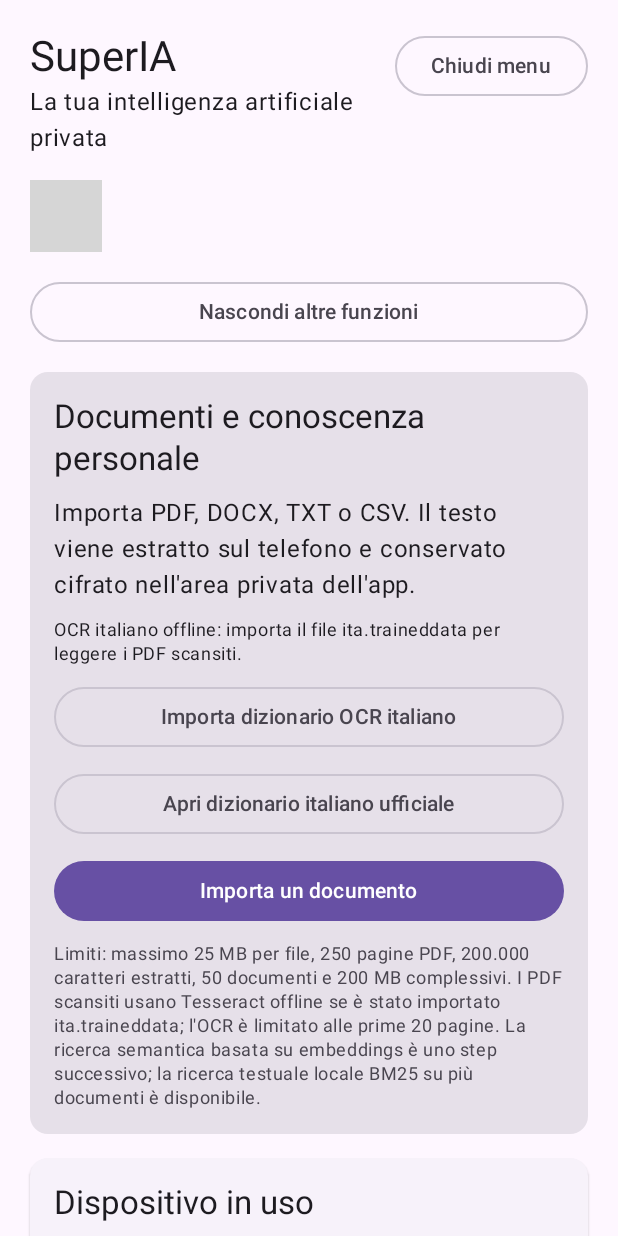
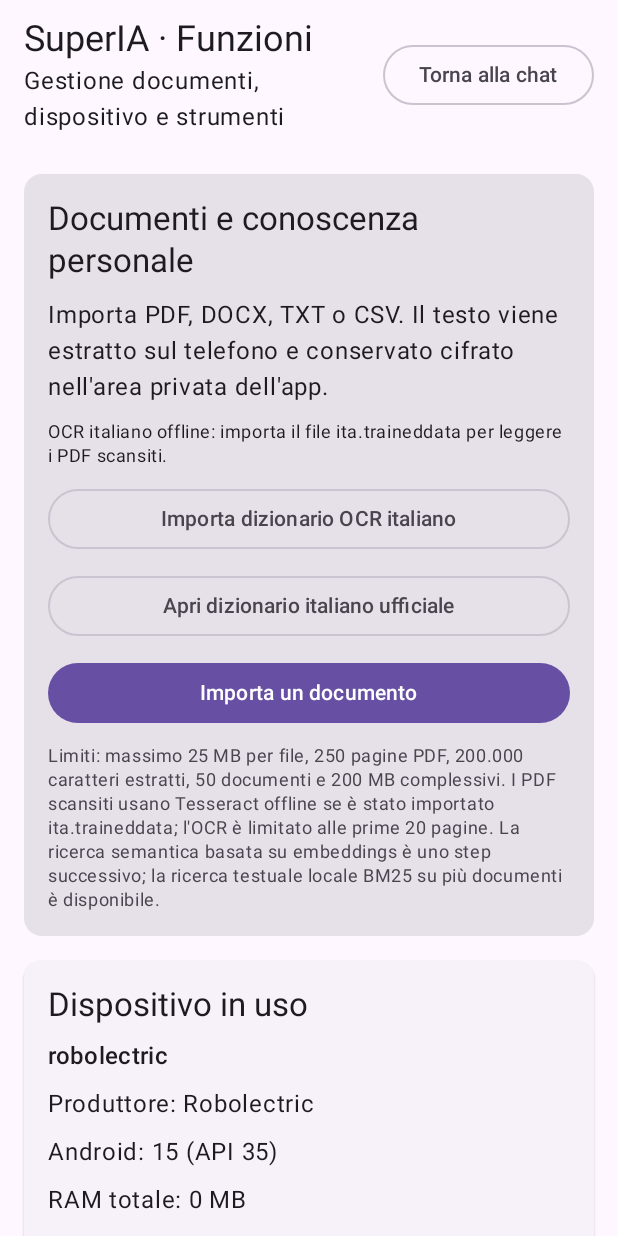
Before and after one commit to damianoavvocato-star/SuperIA, an Android app built with Jetpack Compose: the screen it shows after launch (MainActivity), after a tap on "Menu", on a phone screen of 412 x 824 dp. Run offline under Robolectric (Android 15) with nearby library versions, the phone set to English and light mode, and no system bars; libraries missing offline, so code that uses them is left out: com.google.ai.edge, com.googlecode.tesseract, com.tom_roush.pdfbox; pictures from the network do not load; 6 statements that could not run were skipped; grey boxes are pictures that could not be loaded.

Commit message:
Make the chat the primary full-screen home view

```diff
--- a/android/app/src/main/java/it/superiaprivata/app/MainActivity.kt
+++ b/android/app/src/main/java/it/superiaprivata/app/MainActivity.kt
@@ -9,6 +9,7 @@ import androidx.compose.foundation.layout.*
 import androidx.compose.foundation.lazy.LazyColumn
 import androidx.compose.material3.*
 import androidx.compose.runtime.*
+import androidx.compose.runtime.saveable.rememberSaveable
 import androidx.compose.ui.Modifier
 import androidx.compose.ui.graphics.asImageBitmap
 import androidx.compose.ui.unit.dp
@@ -34,43 +35,48 @@ class MainActivity : ComponentActivity() {
                 var pairingQr by remember { mutableStateOf<Bitmap?>(null) }
                 var pairingError by remember { mutableStateOf<String?>(null) }
                 var documentContext by remember { mutableStateOf<String?>(null) }
-                var showMore by remember { mutableStateOf(false) }
+                var showMore by rememberSaveable { mutableStateOf(false) }
                 val identityStore = remember { DeviceIdentityStore() }
 
                 Surface(
                     modifier = Modifier.fillMaxSize(),
                     color = MaterialTheme.colorScheme.background
                 ) {
+                    Column(modifier = Modifier.fillMaxSize()) {
+                        Row(
+                            modifier = Modifier.fillMaxWidth().padding(horizontal = 16.dp, vertical = 10.dp),
+                            horizontalArrangement = Arrangement.SpaceBetween,
+                            verticalAlignment = androidx.compose.ui.Alignment.CenterVertically
+                        ) {
+                            Column(modifier = Modifier.weight(1f)) {
+                                Text(
+                                    if (showMore) "SuperIA · Funzioni" else "SuperIA",
+                                    style = MaterialTheme.typography.headlineSmall
+                                )
+                                Text(
+                                    if (showMore) "Gestione documenti, dispositivo e strumenti"
+                                    else "La tua intelligenza artificiale privata"
+                                )
+                            }
+                            OutlinedButton(onClick = { showMore = !showMore }) {
+                                Text(if (showMore) "Torna alla chat" else "Menu")
+                            }
+                        }
+
+                        if (!showMore) {
+                            AssistantChatPanel(
+                                documentContext = documentContext,
+                                modifier = Modifier.weight(1f).padding(horizontal = 10.dp, vertical = 4.dp)
+                            )
+                        } else {
                             LazyColumn(
-                        modifier = Modifier.fillMaxSize(),
-                        contentPadding = PaddingValues(20.dp),
+                                modifier = Modifier.weight(1f).fillMaxWidth(),
+                                contentPadding = PaddingValues(16.dp),
                                 verticalArrangement = Arrangement.spacedBy(16.dp)
                             ) {
                                 item {
-                            Row(
-                                modifier = Modifier.fillMaxWidth(),
-                                horizontalArrangement = Arrangement.SpaceBetween
-                            ) {
-                                Column(modifier = Modifier.weight(1f)) {
-                                    Text("SuperIA", style = MaterialTheme.typography.headlineMedium)
-                                    Text("La tua intelligenza artificiale privata")
+                                    DocumentsPanel(onContextChanged = { documentContext = it })
                                 }
-                                OutlinedButton(onClick = { showMore = !showMore }) {
-                                    Text(if (showMore) "Chiudi menu" else "Menu")
-                                }
-                            }
-                        }
-                        item { AssistantChatPanel(documentContext = documentContext) }
-                        item {
-                            OutlinedButton(
-                                onClick = { showMore = !showMore },
-                                modifier = Modifier.fillMaxWidth()
-                            ) {
-                                Text(if (showMore) "Nascondi altre funzioni" else "Altre funzioni")
-                            }
-                        }
-                        if (showMore) {
-                        item { DocumentsPanel(onContextChanged = { documentContext = it }) }
                                 item {
                                     ElevatedCard {
                                         Column(Modifier.padding(16.dp), verticalArrangement = Arrangement.spacedBy(8.dp)) {
@@ -83,7 +89,7 @@ class MainActivity : ComponentActivity() {
                                             Text("Architetture CPU: ${profile.supportedAbis.joinToString()}")
                                             Text("Memoria interna libera: ${profile.freeStorageGb} GB")
                                             Text("Stato termico: ${profile.thermalStatus}")
-                                    Text("Nota: i dati RAM di sistema sono rilevati tramite Android; l'espansione RAM virtuale non viene sommata.")
+                                            Text("La RAM virtuale non viene conteggiata nei dati RAM fisici.")
                                             OutlinedButton(onClick = { profile = profileReader.read() }) {
                                                 Text("Aggiorna rilevamento")
                                             }
@@ -173,3 +179,4 @@ class MainActivity : ComponentActivity() {
             }
         }
     }
+}
```
Lines whose indentation alone changed are shown as unchanged.
